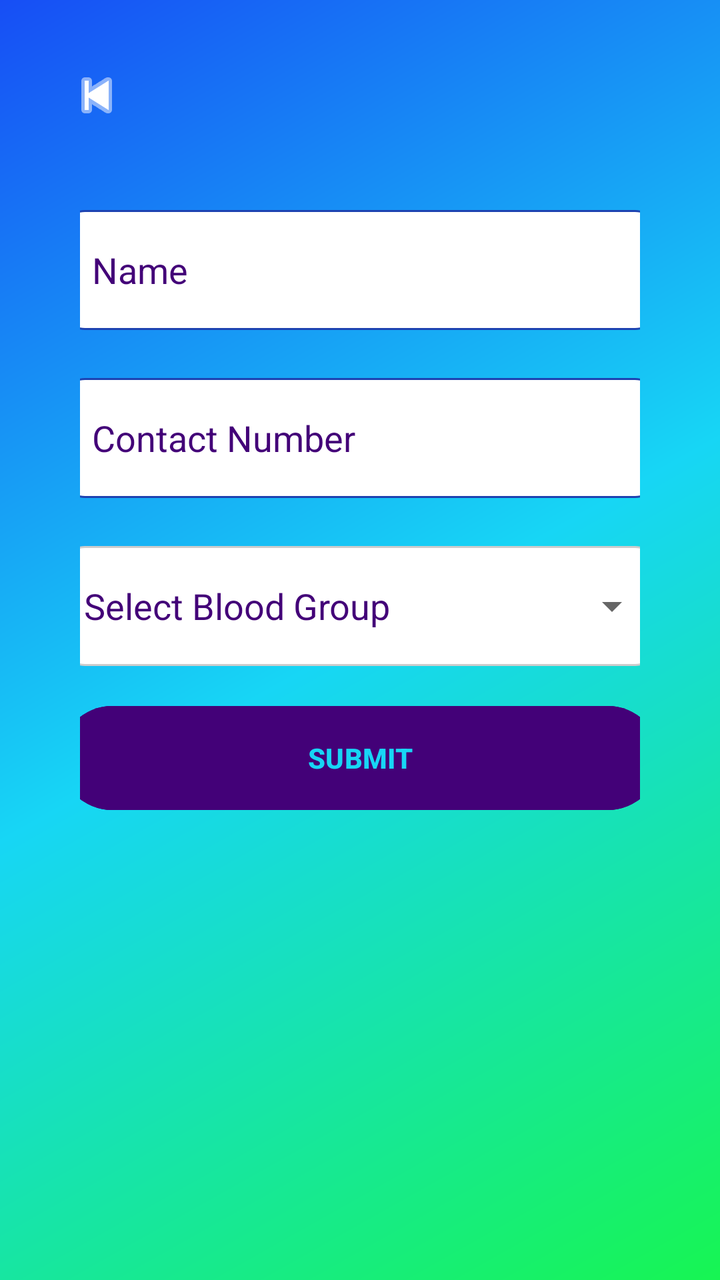
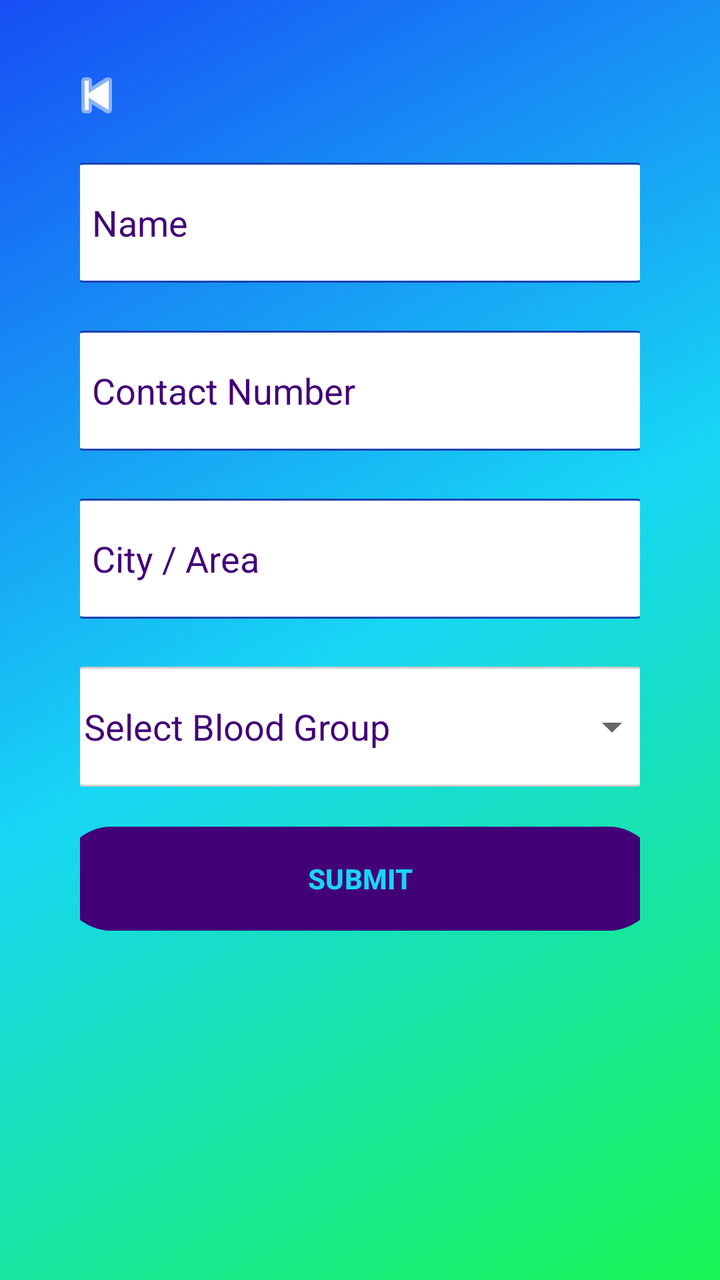

Screens rendered from an Android XML layout before and after an edit, with the pre-edit source and the edit as a unified diff.
<!-- AndroidManifest.xml: application theme Theme.VitaCare_app_250 -->
<!-- res/layout/activity_become_a_donor.xml -->
<?xml version="1.0" encoding="utf-8"?>
<androidx.constraintlayout.widget.ConstraintLayout
    xmlns:android="http://schemas.android.com/apk/res/android"
    xmlns:app="http://schemas.android.com/apk/res-auto"
    xmlns:tools="http://schemas.android.com/tools"
    android:layout_width="match_parent"
    android:layout_height="match_parent"
    android:background="@drawable/gradient_background"
    android:outlineAmbientShadowColor="@color/black"
    android:padding="24dp">


        <LinearLayout
            android:id="@+id/formLayout"
            android:layout_width="match_parent"
            android:layout_height="wrap_content"
            android:layout_alignParentTop="true"
            android:layout_alignParentBottom="true"
            android:gravity="center_horizontal"
            android:orientation="vertical"
            android:padding="16dp"
            app:layout_constraintBottom_toBottomOf="parent"
            app:layout_constraintEnd_toEndOf="parent"
            app:layout_constraintHorizontal_bias="0.0"
            app:layout_constraintStart_toStartOf="parent"
            app:layout_constraintTop_toTopOf="parent"
            app:layout_constraintVertical_bias="0.28">

                <EditText
                    android:id="@+id/Name"
                    android:layout_width="300dp"
                    android:layout_height="60dp"
                    android:layout_marginBottom="24dp"
                    android:background="@drawable/rounded_input"
                    android:hint="Name"
                    android:inputType="textPersonName"
                    android:paddingHorizontal="16dp"
                    android:textColorHint="#430178" />

                <EditText
                    android:id="@+id/Phone"
                    android:layout_width="300dp"
                    android:layout_height="60dp"
                    android:layout_marginBottom="24dp"
                    android:background="@drawable/rounded_input"
                    android:hint="Contact Number"
                    android:inputType="phone"
                    android:paddingHorizontal="16dp"
                    android:textColorHint="#430178" />

                <AutoCompleteTextView
                    android:id="@+id/BloodGrp"
                    android:layout_width="300dp"
                    android:layout_height="60dp"
                    android:background="@drawable/edittext_background"
                    android:drawableEnd="@drawable/ic_dropdown_arrow"
                    android:focusable="false"
                    android:hint="Select Blood Group"
                    android:textColorHint="#430178"
                    android:inputType="none"
                    android:padding="12dp"
                    android:textColor="#000000"
                    android:paddingHorizontal="16dp"/>

                <Button
                    android:id="@+id/submitBtn"
                    android:layout_width="300dp"
                    android:layout_height="60dp"
                    android:layout_marginTop="16dp"
                    android:layout_marginBottom="24dp"
                    android:backgroundTint="#430178"
                    android:padding="12dp"
                    android:text="SUBMIT"
                    android:textColor="#17d6f5"
                    android:textStyle="bold" />
        </LinearLayout>

        <ImageButton
            android:id="@+id/backButton"
            android:layout_width="20dp"
            android:layout_height="20dp"
            android:background="@android:color/transparent"
            android:contentDescription="Back"
            android:src="@android:drawable/ic_media_previous"
            app:layout_constraintBottom_toBottomOf="parent"
            app:layout_constraintEnd_toEndOf="parent"
            app:layout_constraintHorizontal_bias="0.049"
            app:layout_constraintStart_toStartOf="parent"
            app:layout_constraintTop_toTopOf="parent"
            app:layout_constraintVertical_bias="0.024"
            app:tint="#ffffff" />


</androidx.constraintlayout.widget.ConstraintLayout>
<!-- resources referenced by this layout -->
<resources>
  <color name="black">#FF000000</color>
  <!-- drawable edittext_background (drawable) -->
  <?xml version="1.0" encoding="utf-8"?>
  <shape xmlns:android="http://schemas.android.com/apk/res/android"
      android:shape="rectangle">
      <solid android:color="#FFFFFF"/>
      <stroke android:width="1dp" android:color="#CCCCCC"/>
      <corners android:radius="8dp"/>
      <corners android:radius="12dp"/>
  </shape>
  <!-- drawable gradient_background (drawable) -->
  <?xml version="1.0" encoding="utf-8"?>
  <shape xmlns:android="http://schemas.android.com/apk/res/android"
      android:shape="rectangle">
      <gradient
          android:type="linear"
          android:angle="135"
          android:startColor="#17f552"
          android:centerColor="#17d6f5"
          android:endColor="#174ef5"
          android:useLevel="false"/>
  </shape>
  <!-- drawable ic_dropdown_arrow (drawable) -->
  <?xml version="1.0" encoding="utf-8"?>
  <vector xmlns:android="http://schemas.android.com/apk/res/android"
      android:width="24dp"
      android:height="24dp"
      android:viewportWidth="24"
      android:viewportHeight="24">
      <path
          android:fillColor="#666666"
          android:pathData="M7,10l5,5 5,-5z"/>
  </vector>
  <!-- drawable rounded_input (drawable) -->
  <shape xmlns:android="http://schemas.android.com/apk/res/android"
      android:shape="rectangle">
      <solid android:color="#FFFFFF"/>
      <corners android:radius="12dp"/>
      <stroke
          android:width="1dp"
          android:color="#1D42B1" />
  </shape>
  <style name="Theme.VitaCare_app_250" parent="Base.Theme.VitaCare_app_250" />
  <style name="Base.Theme.VitaCare_app_250" parent="Theme.Material3.DayNight.NoActionBar">
          
          
      </style>
</resources>

<!-- the commit's change to res/layout/activity_become_a_donor.xml (unified diff, before → after) -->
@@ -48,6 +48,17 @@
                     android:paddingHorizontal="16dp"
                     android:textColorHint="#430178" />
 
+                <EditText
+                    android:id="@+id/Location"
+                    android:layout_width="300dp"
+                    android:layout_height="60dp"
+                    android:layout_marginBottom="24dp"
+                    android:background="@drawable/rounded_input"
+                    android:hint="City / Area"
+                    android:inputType="textPostalAddress"
+                    android:paddingHorizontal="16dp"
+                    android:textColorHint="#430178" />
+
                 <AutoCompleteTextView
                     android:id="@+id/BloodGrp"
                     android:layout_width="300dp"
